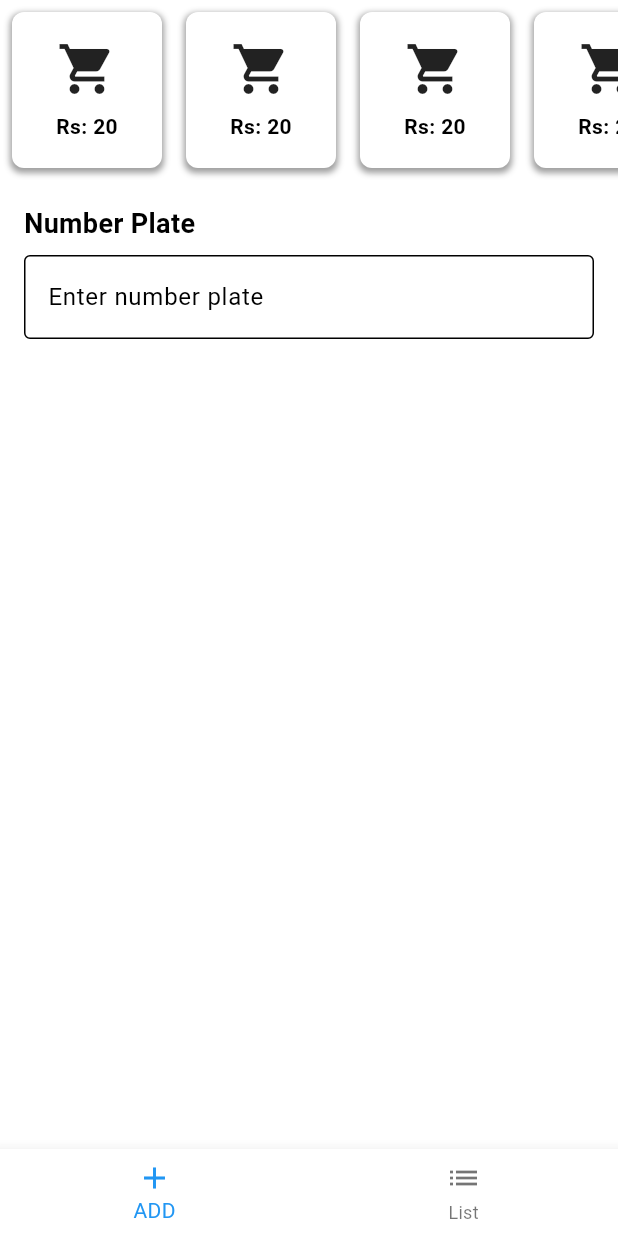
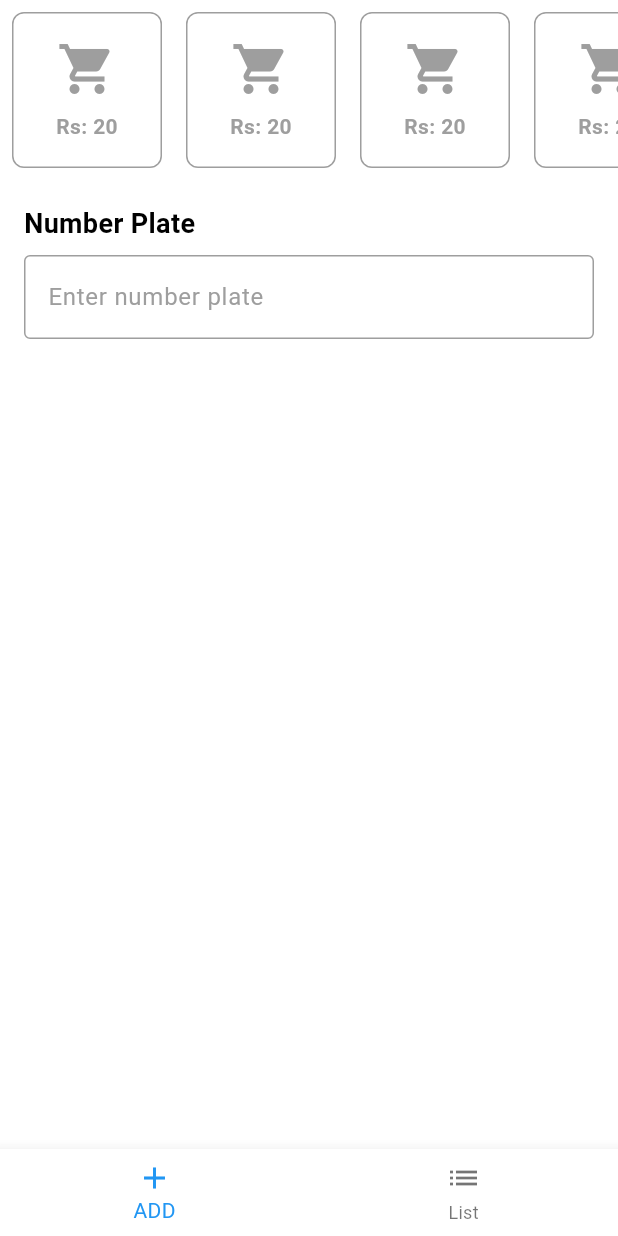
Before and after one commit to MuhammadAhmad338/parking, a Flutter app: the screen it shows after launch, on a phone screen of 412 x 824 dp. Run offline on Flutter 3.47's test engine with Material 3 defaults, Android fonts, the phone set to English and light mode, and no system bars; our stand-ins replace cloud_firestore, firebase_core, gap, get; accounts and stored records are empty.

Commit message:
Update addTicketScreen.dart

```diff
--- a/lib/Screens/AddTicketScreen/View/addTicketScreen.dart
+++ b/lib/Screens/AddTicketScreen/View/addTicketScreen.dart
@@ -24,23 +24,24 @@ class Addticketscreen extends StatelessWidget {
                   decoration: BoxDecoration(
                     color: CColors.whiteColor,
                     borderRadius: BorderRadius.circular(8),
-                    boxShadow: const [
-                      BoxShadow(
-                        color: CColors.greyColor,
-                        spreadRadius: 1,
-                        blurRadius: 3,
-                        offset: Offset(0, 2),
-                      ),
-                    ],
+                    border: Border.all(
+                      color: CColors.greyColor, // Set the border color to gray
+                      width: 1, // Border width
+                    ),
                   ),
                   child: const Column(
                     mainAxisAlignment: MainAxisAlignment.center,
                     children: [
-                      Icon(Icons.shopping_cart, size: 40),
+                      Icon(
+                        Icons.shopping_cart,
+                        size: 40,
+                        color: Colors.grey,
+                      ),
                       Gap(8),
                       Text(
                         'Rs: 20',
-                        style: TextStyle(fontWeight: FontWeight.bold),
+                        style: TextStyle(
+                            fontWeight: FontWeight.bold, color: Colors.grey),
                       ),
                     ],
                   ),
@@ -59,16 +60,32 @@ class Addticketscreen extends StatelessWidget {
                 ),
                 Gap(8),
                 TextField(
+                  cursorColor:
+                      CColors.blackColor, // Set the cursor color to black
                   decoration: InputDecoration(
+                    hintText: 'Enter number plate',
+                    hintStyle: TextStyle(
+                        color: CColors.greyColor), // Placeholder in gray
                     border: OutlineInputBorder(
                       borderSide: BorderSide(
-                          color: CColors.blackColor), // Default border
+                        color: CColors.greyColor, // Default border color
+                      ),
                     ),
                     enabledBorder: OutlineInputBorder(
                       borderSide: BorderSide(
-                          color: CColors.blackColor), // Enabled border
+                        color: CColors.greyColor, // Border when not focused
+                      ),
                     ),
-                    hintText: 'Enter number plate',
+                    focusedBorder: OutlineInputBorder(
+                      borderSide: BorderSide(
+                        color:
+                            CColors.blackColor, // Border when focused (active)
+                        width: 2.0,
+                      ),
+                    ),
+                  ),
+                  style: TextStyle(
+                    color: CColors.blackColor, // Text color when typing
                   ),
                 ),
               ],
```
